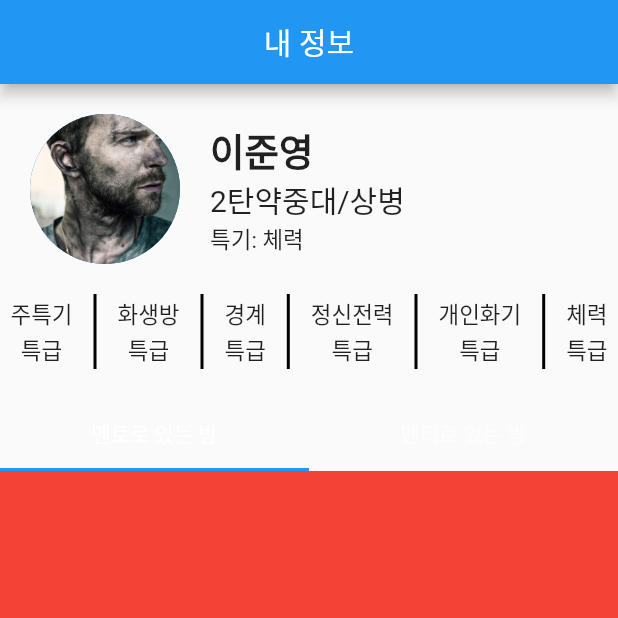
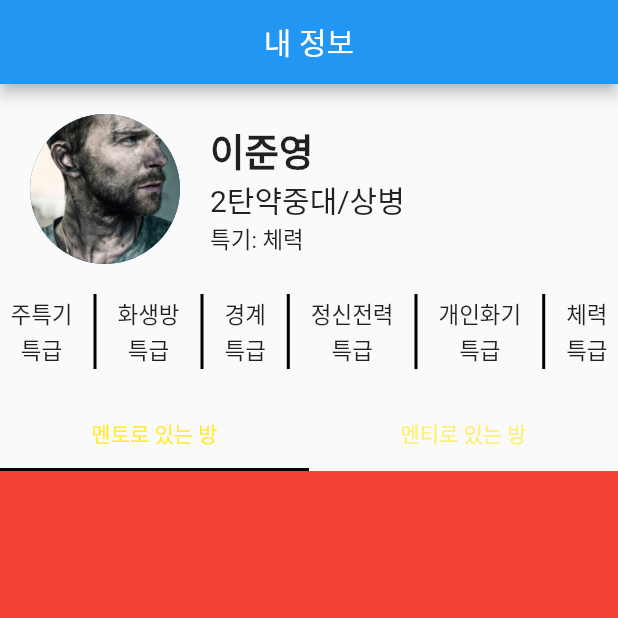
Before and after one commit to ZeVicTech/APP_BestWarrior_Warrior, a Flutter app: the screen it shows after launch, on a phone screen of 412 x 824 dp, the top half of it. Run offline on Flutter 3.47's test engine with Material 2 defaults, Android fonts, the phone set to English and light mode, and no system bars.

Commit message:
Making ProfilePage

```diff
--- a/APP(Android)/best_warrior/lib/component/profile_tab.dart
+++ b/APP(Android)/best_warrior/lib/component/profile_tab.dart
@@ -32,8 +32,10 @@ class _ProfileTabState extends State<ProfileTab>
   Widget _buildTabBar() {
     return TabBar(
       controller: _tabController,
+      labelColor: Colors.yellow,
+      indicatorColor: Colors.black,
       tabs: [
-        Tab(text: "멘토로 있는 방"),
+        Tab(text: "멘토로 있는 방",),
         Tab(text: "멘티로 있는 방"),
       ],
     );
```
